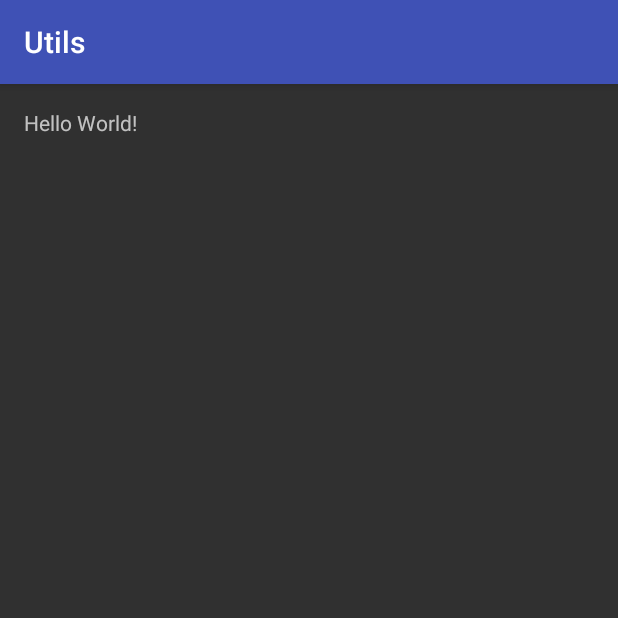
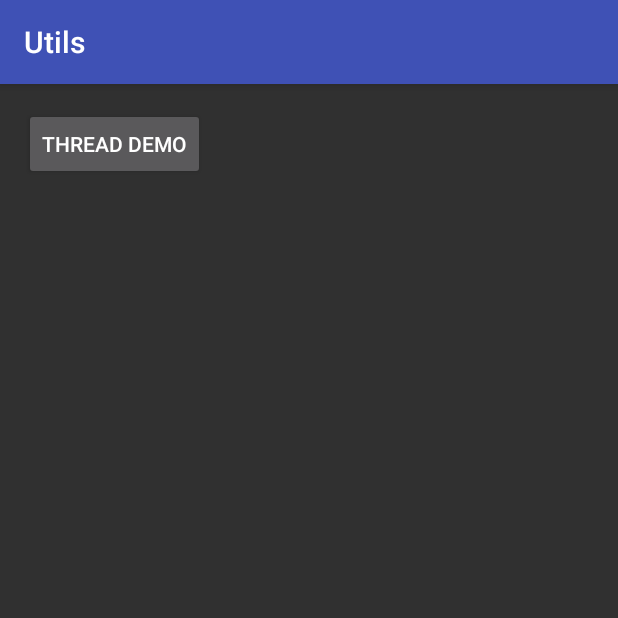
Before and after one commit to ChengCheng-Hello/Utils, an Android app: the screen it shows after launch (MainActivity), on a phone screen of 412 x 824 dp, the top half of it. Run offline under Robolectric (Android 15) with nearby library versions, the phone set to English and light mode, and no system bars.

Commit message:
线程异步处理相关Demo

```diff
--- a/app/build.gradle
+++ b/app/build.gradle
@@ -5,7 +5,7 @@ android {
     buildToolsVersion "25.0.0"
     defaultConfig {
         applicationId "com.cc.utils"
-        minSdkVersion 9
+        minSdkVersion 14
         targetSdkVersion 25
         versionCode 1
         versionName "1.0"
--- a/app/src/main/AndroidManifest.xml
+++ b/app/src/main/AndroidManifest.xml
@@ -15,6 +15,10 @@
                 <category android:name="android.intent.category.LAUNCHER" />
             </intent-filter>
         </activity>
+
+        <activity android:name=".thread.TXThreadDemoActivity" />
+
+        <service android:name=".thread.TXIntentService" />
     </application>
 
 </manifest>
--- a/app/src/main/java/com/cc/utils/MainActivity.java
+++ b/app/src/main/java/com/cc/utils/MainActivity.java
@@ -1,13 +1,28 @@
 package com.cc.utils;
 
+import android.os.Bundle;
 import android.support.v7.app.AppCompatActivity;
-import android.os.Bundle;
+import android.view.View;
 
-public class MainActivity extends AppCompatActivity {
+import com.cc.utils.thread.TXThreadDemoActivity;
+
+public class MainActivity extends AppCompatActivity implements View.OnClickListener {
 
     @Override
     protected void onCreate(Bundle savedInstanceState) {
         super.onCreate(savedInstanceState);
         setContentView(R.layout.activity_main);
+
+        findViewById(R.id.btn_thread_demo).setOnClickListener(this);
+    }
+
+    @Override
+    public void onClick(View v) {
+        switch (v.getId()) {
+            case R.id.btn_thread_demo: {
+                TXThreadDemoActivity.launch(this);
+                break;
+            }
+        }
     }
 }
--- a/app/src/main/res/layout/activity_main.xml
+++ b/app/src/main/res/layout/activity_main.xml
@@ -1,5 +1,5 @@
 <?xml version="1.0" encoding="utf-8"?>
-<RelativeLayout xmlns:android="http://schemas.android.com/apk/res/android"
+<LinearLayout xmlns:android="http://schemas.android.com/apk/res/android"
     xmlns:tools="http://schemas.android.com/tools"
     android:id="@+id/activity_main"
     android:layout_width="match_parent"
@@ -10,8 +10,9 @@
     android:paddingTop="@dimen/activity_vertical_margin"
     tools:context="com.cc.utils.MainActivity">
 
-    <TextView
+    <Button
+        android:id="@+id/btn_thread_demo"
         android:layout_width="wrap_content"
-        android:layout_height="wrap_content"
-        android:text="Hello World!" />
-</RelativeLayout>
+        android:layout_height="48dp"
+        android:text="Thread Demo" />
+</LinearLayout>
--- a/build.gradle
+++ b/build.gradle
@@ -5,7 +5,7 @@ buildscript {
         jcenter()
     }
     dependencies {
-        classpath 'com.android.tools.build:gradle:2.2.3'
+        classpath 'com.android.tools.build:gradle:2.3.1'
 
         // NOTE: Do not place your application dependencies here; they belong
         // in the individual module build.gradle files
```
Also changed, not shown: app/src/main/java/com/cc/utils/thread/TXIntentService.java (added, +51 -0 lines), app/src/main/java/com/cc/utils/thread/TXThreadDemoActivity.java (added, +187 -0 lines), gradle/wrapper/gradle-wrapper.properties.
